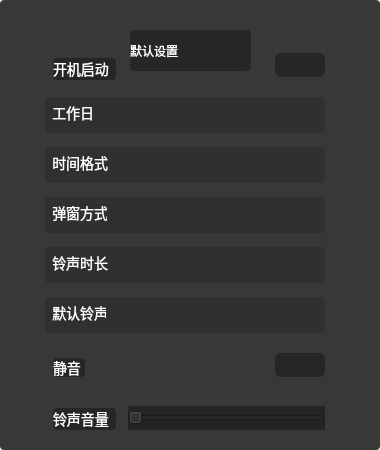
ukui/ukui-sidebar, file src/plugins/Clock_deamon/setuppage.ui: the form before one commit.
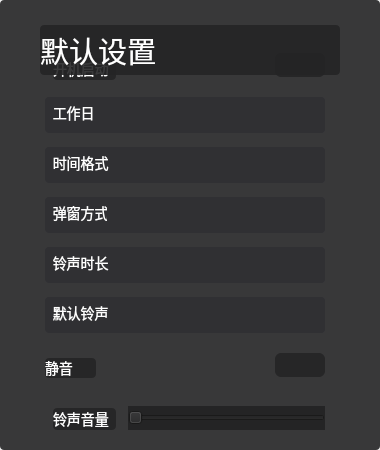
The form after the commit. Icons and pictures are not drawn.

```diff
--- a/src/plugins/Clock_deamon/setuppage.ui
+++ b/src/plugins/Clock_deamon/setuppage.ui
@@ -103,7 +103,7 @@
       <string notr="true">width:39px;
 height:14px;
 font-size:14px;
-font-family:Source Han Sans CN;
+
 font-weight:400;
 color:rgba(255,255,255,1);
 </string>
@@ -178,7 +178,7 @@
       <string notr="true">width:39px;
 height:14px;
 font-size:14px;
-font-family:Source Han Sans CN;
+
 font-weight:400;
 color:rgba(255,255,255,1);
 </string>
@@ -253,7 +253,7 @@
       <string notr="true">width:39px;
 height:14px;
 font-size:14px;
-font-family:Source Han Sans CN;
+
 font-weight:400;
 color:rgba(255,255,255,1);
 </string>
@@ -328,7 +328,7 @@
       <string notr="true">width:39px;
 height:14px;
 font-size:14px;
-font-family:Source Han Sans CN;
+
 font-weight:400;
 color:rgba(255,255,255,1);
 </string>
@@ -395,7 +395,7 @@
       <rect>
        <x>0</x>
        <y>0</y>
-       <width>61</width>
+       <width>71</width>
        <height>31</height>
       </rect>
      </property>
@@ -403,7 +403,7 @@
       <string notr="true">width:39px;
 height:14px;
 font-size:14px;
-font-family:Source Han Sans CN;
+
 font-weight:400;
 color:rgba(255,255,255,1);
 </string>
@@ -452,17 +452,17 @@
    <widget class="QLabel" name="label_2">
     <property name="geometry">
      <rect>
-      <x>53</x>
+      <x>45</x>
       <y>358</y>
-      <width>32</width>
-      <height>19</height>
+      <width>51</width>
+      <height>20</height>
      </rect>
     </property>
     <property name="styleSheet">
      <string notr="true">width:28px;
 height:14px;
 font-size:14px;
-font-family:Source Han Sans CN;
+
 font-weight:400;
 color:rgba(255,255,255,1)</string>
     </property>
@@ -535,14 +535,14 @@
    <widget class="QLabel" name="label_4">
     <property name="geometry">
      <rect>
-      <x>130</x>
-      <y>30</y>
-      <width>121</width>
-      <height>41</height>
+      <x>40</x>
+      <y>25</y>
+      <width>300</width>
+      <height>50</height>
      </rect>
     </property>
     <property name="styleSheet">
-     <string notr="true">font: 25 22pt &quot;Noto Sans CJK SC&quot;;
+     <string notr="true">font: 25 22pt;
 color: rgb(255, 255, 255);</string>
     </property>
     <property name="text">
```
Left out of the diff: 2 changed lines with no effect on the pictures.
